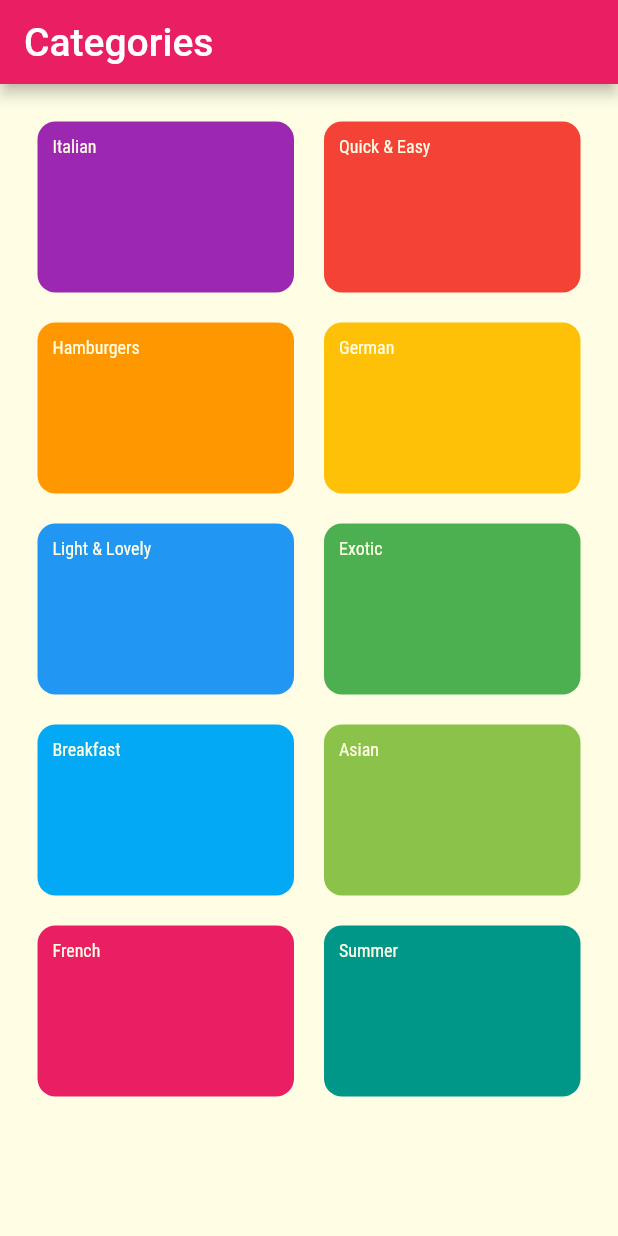
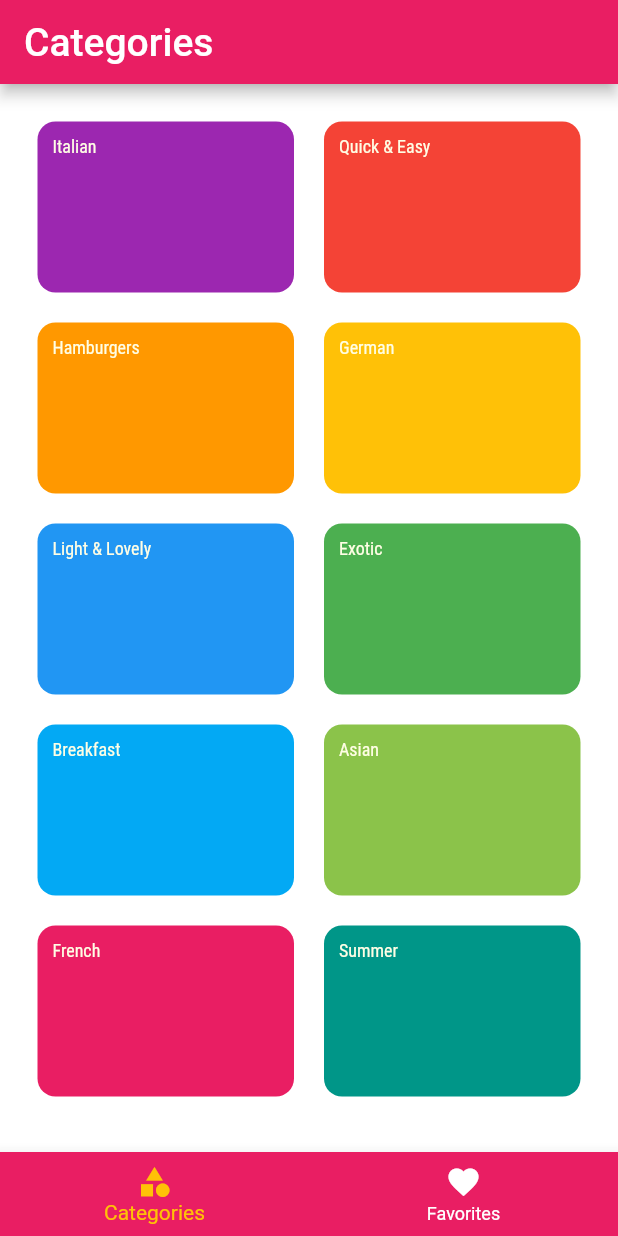
Before and after one commit to emad566/flutter_meal_app, a Flutter app: the screen it shows after launch, on a phone screen of 412 x 824 dp. Run offline on Flutter 3.47's test engine with Material 2 defaults, Android fonts, the phone set to English and light mode, and no system bars.

Commit message:
Finish TabScreen

```diff
--- a/lib/main.dart
+++ b/lib/main.dart
@@ -1,5 +1,6 @@
 import 'package:flutter/material.dart';
 import 'package:flutter_meal_app/screens/category_screen.dart';
+import 'package:flutter_meal_app/screens/tabs_screen.dart';
 import 'package:flutter_meal_app/shared/theme_data.dart';
 
 void main() {
@@ -14,7 +15,7 @@ class MyApp extends StatelessWidget {
     return MaterialApp(
       title: 'Flutter Meal App',
       theme: lightTheme,
-      home:  const CategoryScreen(),
+      home:  const TabsScreen(),
     );
   }
 }
--- a/lib/screens/category_screen.dart
+++ b/lib/screens/category_screen.dart
@@ -10,9 +10,6 @@ class CategoryScreen extends StatelessWidget {
   @override
   Widget build(BuildContext context) {
     return Scaffold(
-      appBar: AppBar(
-        title: myText('Categories'),
-      ),
       body: SafeArea(
         child: GridView(
           padding: const EdgeInsets.all(25),
--- /dev/null
+++ b/lib/screens/favorites_screen.dart
@@ -0,0 +1,11 @@
+import 'package:flutter/cupertino.dart';
+import 'package:flutter_meal_app/shared/components.dart';
+
+class FavoritesScreen extends StatelessWidget {
+  const FavoritesScreen({Key key}) : super(key: key);
+
+  @override
+  Widget build(BuildContext context) {
+    return myText('Fav');
+  }
+}
--- a/lib/screens/meal_detail_screen.dart
+++ b/lib/screens/meal_detail_screen.dart
@@ -52,7 +52,7 @@ class MealDetailsScreen extends StatelessWidget {
                 },
               ),
             ),
-            SizedBox(height: 50,),
+            const SizedBox(height: 50,),
 
           ],
         ),
--- /dev/null
+++ b/lib/screens/tabs_screen.dart
@@ -0,0 +1,56 @@
+import 'package:flutter/material.dart';
+import 'package:flutter_meal_app/screens/category_screen.dart';
+import 'package:flutter_meal_app/screens/favorites_screen.dart';
+import 'package:flutter_meal_app/shared/components.dart';
+
+class TabsScreen extends StatefulWidget {
+  const TabsScreen({Key key}) : super(key: key);
+
+  @override
+  State<TabsScreen> createState() => _TabsScreenState();
+}
+
+class _TabsScreenState extends State<TabsScreen> {
+  int currentTabIndex = 0;
+  List<Map<String, Object>> screens = [
+    {
+      'screen': const CategoryScreen(),
+      'title': 'Categories',
+    },
+    {
+      'screen': const FavoritesScreen(),
+      'title': 'Favorites',
+    },
+  ];
+
+  @override
+  Widget build(BuildContext context) {
+    return Scaffold(
+      appBar: AppBar(
+        title: myText(screens[currentTabIndex]['title']),
+      ),
+      body: screens[currentTabIndex]['screen'],
+      bottomNavigationBar: BottomNavigationBar(
+        onTap: (index){
+          setState(() {
+            currentTabIndex = index;
+          });
+        },
+        items: const [
+          BottomNavigationBarItem(
+            icon: Icon(Icons.category),
+            label: 'Categories',
+          ),
+          BottomNavigationBarItem(
+            icon: Icon(Icons.favorite),
+            label: 'Favorites',
+          ),
+        ],
+        currentIndex: currentTabIndex,
+        backgroundColor: Theme.of(context).primaryColor,
+        unselectedItemColor: Theme.of(context).canvasColor,
+        selectedItemColor: Theme.of(context).accentColor,
+      ),
+    );
+  }
+}
--- a/lib/shared/theme_data.dart
+++ b/lib/shared/theme_data.dart
@@ -2,7 +2,8 @@ import 'package:flutter/material.dart';
 
 ThemeData lightTheme = ThemeData(
   primarySwatch: Colors.pink,
-  canvasColor: const Color.fromRGBO(255, 254, 229, 1),
+  canvasColor: Colors.white,
+  accentColor: Colors.amber,
   textTheme: ThemeData.light().textTheme.copyWith(
     bodySmall: const TextStyle(
       color: Color.fromRGBO(255, 254, 229, 1),
```
